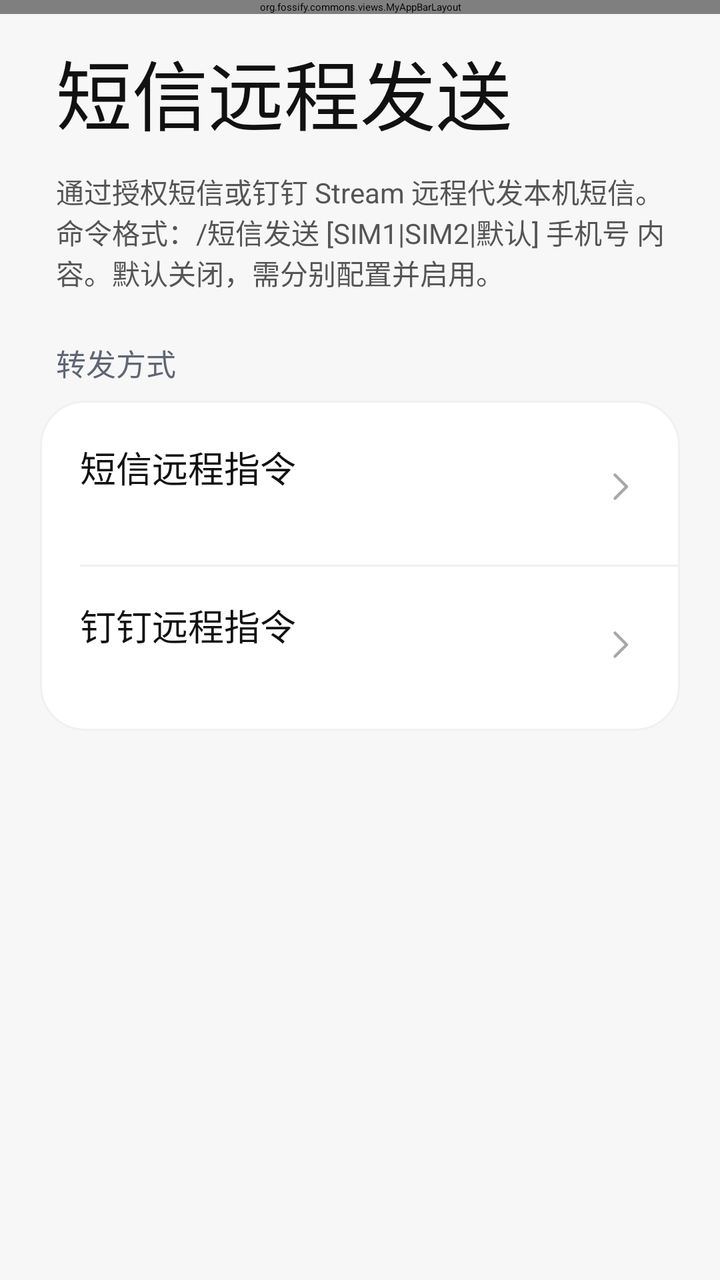
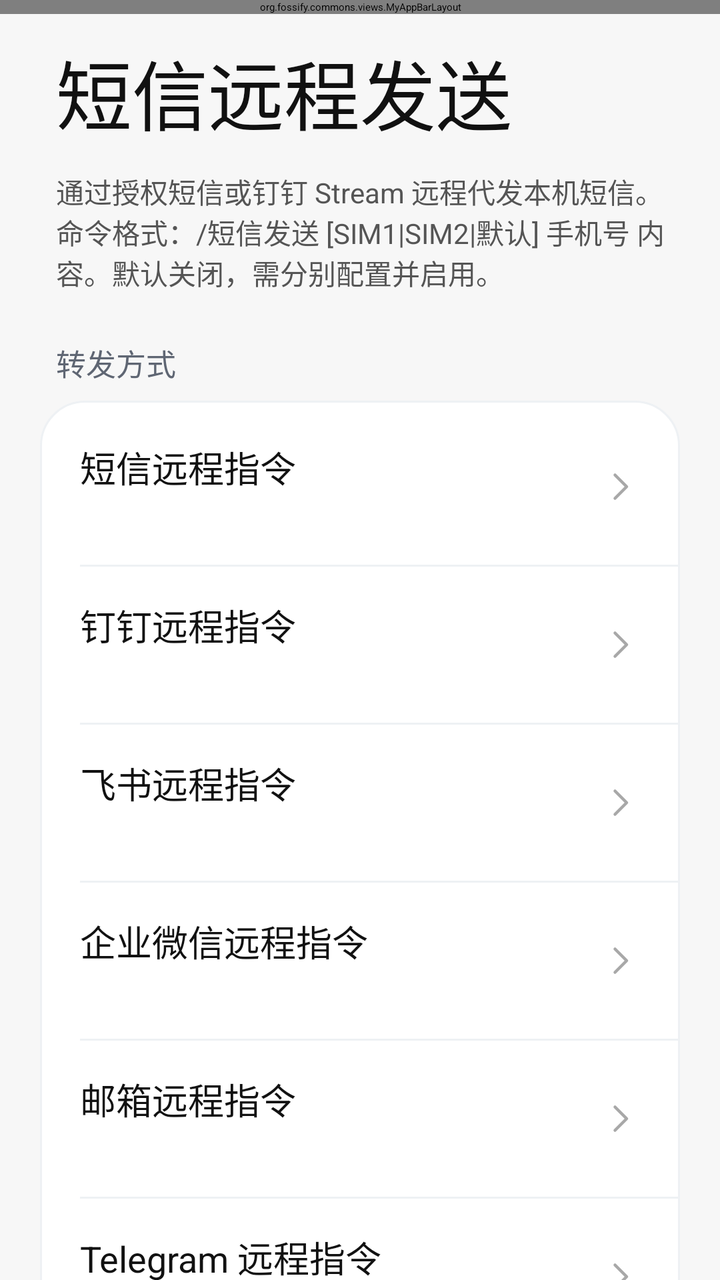

The first picture is an Android layout as it rendered before a commit; the second is the same layout after the commit. The layout source and the unified diff follow.
<!-- AndroidManifest.xml: application theme AppTheme -->
<!-- res/layout/activity_remote_forwarding.xml -->
<?xml version="1.0" encoding="utf-8"?>
<androidx.coordinatorlayout.widget.CoordinatorLayout xmlns:android="http://schemas.android.com/apk/res/android"
    xmlns:app="http://schemas.android.com/apk/res-auto"
    android:layout_width="match_parent"
    android:layout_height="match_parent"
    android:background="@color/miui_page_background">

    <org.fossify.commons.views.MyAppBarLayout
        android:id="@+id/remote_forwarding_appbar"
        android:layout_width="match_parent"
        android:layout_height="wrap_content"
        android:background="@color/miui_page_background">

        <com.google.android.material.appbar.MaterialToolbar
            android:id="@+id/remote_forwarding_toolbar"
            android:layout_width="match_parent"
            android:layout_height="?attr/actionBarSize"
            android:background="@color/miui_page_background"
            app:navigationIconTint="@color/miui_primary_text"
            app:title=""
            app:titleTextColor="@color/miui_primary_text" />
    </org.fossify.commons.views.MyAppBarLayout>

    <androidx.core.widget.NestedScrollView
        android:id="@+id/remote_forwarding_scrollview"
        android:layout_width="match_parent"
        android:layout_height="match_parent"
        android:clipToPadding="false"
        android:paddingBottom="28dp"
        app:layout_behavior="@string/appbar_scrolling_view_behavior">

        <LinearLayout
            android:layout_width="match_parent"
            android:layout_height="wrap_content"
            android:orientation="vertical"
            android:paddingStart="20dp"
            android:paddingEnd="20dp">

            <TextView
                android:layout_width="match_parent"
                android:layout_height="wrap_content"
                android:layout_marginStart="8dp"
                android:layout_marginTop="18dp"
                android:layout_marginBottom="12dp"
                android:fontFamily="sans-serif"
                android:text="@string/remote_forwarding_title"
                android:textColor="@color/miui_primary_text"
                android:textSize="38sp" />

            <TextView
                android:layout_width="match_parent"
                android:layout_height="wrap_content"
                android:layout_marginStart="8dp"
                android:layout_marginBottom="24dp"
                android:text="@string/remote_forwarding_intro"
                android:textColor="@color/miui_secondary_text"
                android:textSize="14sp" />

            <TextView
                android:layout_width="match_parent"
                android:layout_height="wrap_content"
                android:layout_marginStart="8dp"
                android:layout_marginBottom="8dp"
                android:text="@string/remote_forwarding_channels_section"
                android:textColor="@color/miui_section_text"
                android:textSize="15sp" />

            <LinearLayout
                android:layout_width="match_parent"
                android:layout_height="wrap_content"
                android:background="@drawable/settings_card_background"
                android:orientation="vertical"
                android:paddingVertical="4dp">

                <LinearLayout
                    android:id="@+id/remote_forwarding_sms_holder"
                    style="@style/SmsForwardingRow">

                    <LinearLayout style="@style/SmsForwardingTextColumn">
                        <TextView
                            style="@style/SmsForwardingTitle"
                            android:text="@string/remote_sms_title" />

                        <TextView
                            android:id="@+id/remote_forwarding_sms_summary"
                            style="@style/SmsForwardingSummary" />
                    </LinearLayout>

                    <ImageView style="@style/SmsForwardingChevron" />
                </LinearLayout>

                <View style="@style/SmsSettingsDivider" />

                <LinearLayout
                    android:id="@+id/remote_forwarding_dingtalk_holder"
                    style="@style/SmsForwardingRow">

                    <LinearLayout style="@style/SmsForwardingTextColumn">
                        <TextView
                            style="@style/SmsForwardingTitle"
                            android:text="@string/dingtalk_remote_title" />

                        <TextView
                            android:id="@+id/remote_forwarding_dingtalk_summary"
                            style="@style/SmsForwardingSummary" />
                    </LinearLayout>

                    <ImageView style="@style/SmsForwardingChevron" />
                </LinearLayout>
            </LinearLayout>
        </LinearLayout>
    </androidx.core.widget.NestedScrollView>
</androidx.coordinatorlayout.widget.CoordinatorLayout>
<!-- resources referenced by this layout -->
<resources>
  <color name="miui_page_background">#F7F7F7</color>
  <color name="miui_primary_text">#111111</color>
  <color name="miui_secondary_text">#555555</color>
  <color name="miui_section_text">#5F6673</color>
  <!-- drawable settings_card_background (drawable) -->
  <?xml version="1.0" encoding="utf-8"?>
  <shape xmlns:android="http://schemas.android.com/apk/res/android"
      android:shape="rectangle">
      <solid android:color="@color/classic_settings_surface" />
      <corners android:radius="22dp" />
      <stroke
          android:width="1dp"
          android:color="@color/classic_card_stroke" />
  </shape>
  <string name="dingtalk_remote_title">钉钉远程指令</string>
  <string name="remote_forwarding_channels_section">转发方式</string>
  <string name="remote_forwarding_intro">通过授权短信或钉钉 Stream 远程代发本机短信。命令格式：/短信发送 [SIM1|SIM2|默认] 手机号 内容。默认关闭，需分别配置并启用。</string>
  <string name="remote_forwarding_title">短信远程发送</string>
  <string name="remote_sms_title">短信远程指令</string>
  <style name="SmsForwardingChevron">
          <item name="android:layout_width">20dp</item>
          <item name="android:layout_height">20dp</item>
          <item name="android:src">@drawable/ic_chevron_right_vector</item>
      </style>
  <style name="SmsForwardingRow">
          <item name="android:layout_width">match_parent</item>
          <item name="android:layout_height">78dp</item>
          <item name="android:foreground">?attr/selectableItemBackground</item>
          <item name="android:gravity">center_vertical</item>
          <item name="android:orientation">horizontal</item>
          <item name="android:paddingHorizontal">20dp</item>
      </style>
  <style name="SmsForwardingSummary">
          <item name="android:layout_width">wrap_content</item>
          <item name="android:layout_height">wrap_content</item>
          <item name="android:layout_marginTop">2dp</item>
          <item name="android:fontFamily">sans-serif</item>
          <item name="android:textColor">@color/miui_secondary_text</item>
          <item name="android:textSize">13sp</item>
      </style>
  <style name="SmsForwardingTextColumn">
          <item name="android:layout_width">0dp</item>
          <item name="android:layout_height">wrap_content</item>
          <item name="android:layout_weight">1</item>
          <item name="android:orientation">vertical</item>
      </style>
  <style name="SmsForwardingTitle">
          <item name="android:layout_width">wrap_content</item>
          <item name="android:layout_height">wrap_content</item>
          <item name="android:fontFamily">sans-serif</item>
          <item name="android:textColor">@color/miui_primary_text</item>
          <item name="android:textSize">18sp</item>
      </style>
  <style name="SmsSettingsDivider">
          <item name="android:layout_width">match_parent</item>
          <item name="android:layout_height">1dp</item>
          <item name="android:layout_marginStart">20dp</item>
          <item name="android:background">@color/classic_divider</item>
      </style>
  <color name="classic_settings_surface">#FFFFFF</color>
  <color name="classic_card_stroke">#EEF1F4</color>
  <color name="classic_divider">#EEF1F4</color>
  <style name="SmsAlertDialogTheme" parent="ThemeOverlay.AppCompat.Dialog.Alert">
          <item name="android:textColorPrimary">@color/miui_primary_text</item>
          <item name="android:textColorSecondary">@color/miui_secondary_text</item>
          <item name="android:colorAccent">@color/miui_fab_green</item>
          <item name="colorAccent">@color/miui_fab_green</item>
      </style>
  <color name="miui_action_blue">#159447</color>
  <color name="miui_fab_green">#1DCE38</color>
  <!-- unchanged entries left out for length: 2 -->
</resources>

<!-- the commit's change to res/layout/activity_remote_forwarding.xml (unified diff, before → after) -->
@@ -107,6 +107,120 @@
 
                     <ImageView style="@style/SmsForwardingChevron" />
                 </LinearLayout>
+
+                <View style="@style/SmsSettingsDivider" />
+
+                <LinearLayout
+                    android:id="@+id/remote_forwarding_feishu_holder"
+                    style="@style/SmsForwardingRow">
+
+                    <LinearLayout style="@style/SmsForwardingTextColumn">
+                        <TextView
+                            style="@style/SmsForwardingTitle"
+                            android:text="@string/feishu_remote_title" />
+
+                        <TextView
+                            android:id="@+id/remote_forwarding_feishu_summary"
+                            style="@style/SmsForwardingSummary" />
+                    </LinearLayout>
+
+                    <ImageView style="@style/SmsForwardingChevron" />
+                </LinearLayout>
+
+                <View style="@style/SmsSettingsDivider" />
+
+                <LinearLayout
+                    android:id="@+id/remote_forwarding_wecom_holder"
+                    style="@style/SmsForwardingRow">
+
+                    <LinearLayout style="@style/SmsForwardingTextColumn">
+                        <TextView
+                            style="@style/SmsForwardingTitle"
+                            android:text="@string/wecom_remote_title" />
+
+                        <TextView
+                            android:id="@+id/remote_forwarding_wecom_summary"
+                            style="@style/SmsForwardingSummary" />
+                    </LinearLayout>
+
+                    <ImageView style="@style/SmsForwardingChevron" />
+                </LinearLayout>
+
+                <View style="@style/SmsSettingsDivider" />
+
+                <LinearLayout
+                    android:id="@+id/remote_forwarding_email_holder"
+                    style="@style/SmsForwardingRow">
+
+                    <LinearLayout style="@style/SmsForwardingTextColumn">
+                        <TextView
+                            style="@style/SmsForwardingTitle"
+                            android:text="@string/email_remote_title" />
+
+                        <TextView
+                            android:id="@+id/remote_forwarding_email_summary"
+                            style="@style/SmsForwardingSummary" />
+                    </LinearLayout>
+
+                    <ImageView style="@style/SmsForwardingChevron" />
+                </LinearLayout>
+
+                <View style="@style/SmsSettingsDivider" />
+
+                <LinearLayout
+                    android:id="@+id/remote_forwarding_telegram_holder"
+                    style="@style/SmsForwardingRow">
+
+                    <LinearLayout style="@style/SmsForwardingTextColumn">
+                        <TextView
+                            style="@style/SmsForwardingTitle"
+                            android:text="@string/telegram_remote_title" />
+
+                        <TextView
+                            android:id="@+id/remote_forwarding_telegram_summary"
+                            style="@style/SmsForwardingSummary" />
+                    </LinearLayout>
+
+                    <ImageView style="@style/SmsForwardingChevron" />
+                </LinearLayout>
+
+                <View style="@style/SmsSettingsDivider" />
+
+                <LinearLayout
+                    android:id="@+id/remote_forwarding_websocket_holder"
+                    style="@style/SmsForwardingRow">
+
+                    <LinearLayout style="@style/SmsForwardingTextColumn">
+                        <TextView
+                            style="@style/SmsForwardingTitle"
+                            android:text="@string/websocket_remote_title" />
+
+                        <TextView
+                            android:id="@+id/remote_forwarding_websocket_summary"
+                            style="@style/SmsForwardingSummary" />
+                    </LinearLayout>
+
+                    <ImageView style="@style/SmsForwardingChevron" />
+                </LinearLayout>
+
+                <View style="@style/SmsSettingsDivider" />
+
+                <LinearLayout
+                    android:id="@+id/remote_forwarding_qq_holder"
+                    style="@style/SmsForwardingRow">
+
+                    <LinearLayout style="@style/SmsForwardingTextColumn">
+                        <TextView
+                            style="@style/SmsForwardingTitle"
+                            android:text="@string/qq_remote_title" />
+
+                        <TextView
+                            android:id="@+id/remote_forwarding_qq_summary"
+                            style="@style/SmsForwardingSummary" />
+                    </LinearLayout>
+
+                    <ImageView style="@style/SmsForwardingChevron" />
+                </LinearLayout>
             </LinearLayout>
         </LinearLayout>
     </androidx.core.widget.NestedScrollView>
<!-- resource entries referenced after the edit -->
@@ -15,10 +15,16 @@
           android:color="@color/classic_card_stroke" />
   </shape>
   <string name="dingtalk_remote_title">钉钉远程指令</string>
+  <string name="email_remote_title">邮箱远程指令</string>
+  <string name="feishu_remote_title">飞书远程指令</string>
+  <string name="qq_remote_title">QQ (OneBot 11) 远程指令</string>
   <string name="remote_forwarding_channels_section">转发方式</string>
   <string name="remote_forwarding_intro">通过授权短信或钉钉 Stream 远程代发本机短信。命令格式：/短信发送 [SIM1|SIM2|默认] 手机号 内容。默认关闭，需分别配置并启用。</string>
   <string name="remote_forwarding_title">短信远程发送</string>
   <string name="remote_sms_title">短信远程指令</string>
+  <string name="telegram_remote_title">Telegram 远程指令</string>
+  <string name="websocket_remote_title">WebSocket 远程指令</string>
+  <string name="wecom_remote_title">企业微信远程指令</string>
   <style name="SmsForwardingChevron">
           <item name="android:layout_width">20dp</item>
           <item name="android:layout_height">20dp</item>
